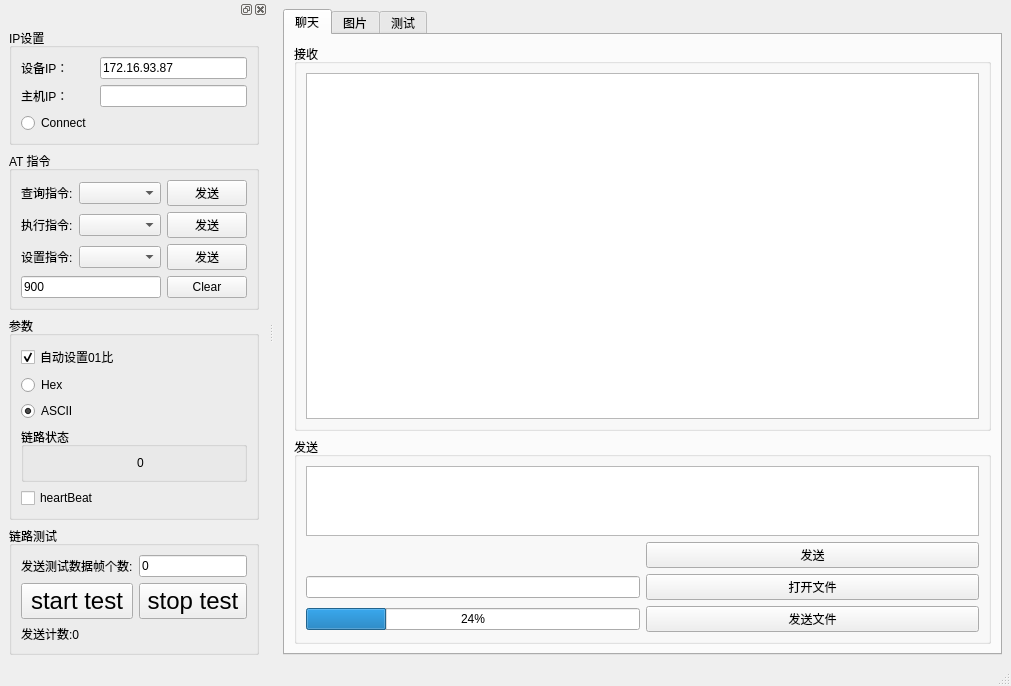
This is mainwindow.ui in kdurant/laserCom as Qt 5 draws it before an edit. The edited form follows.
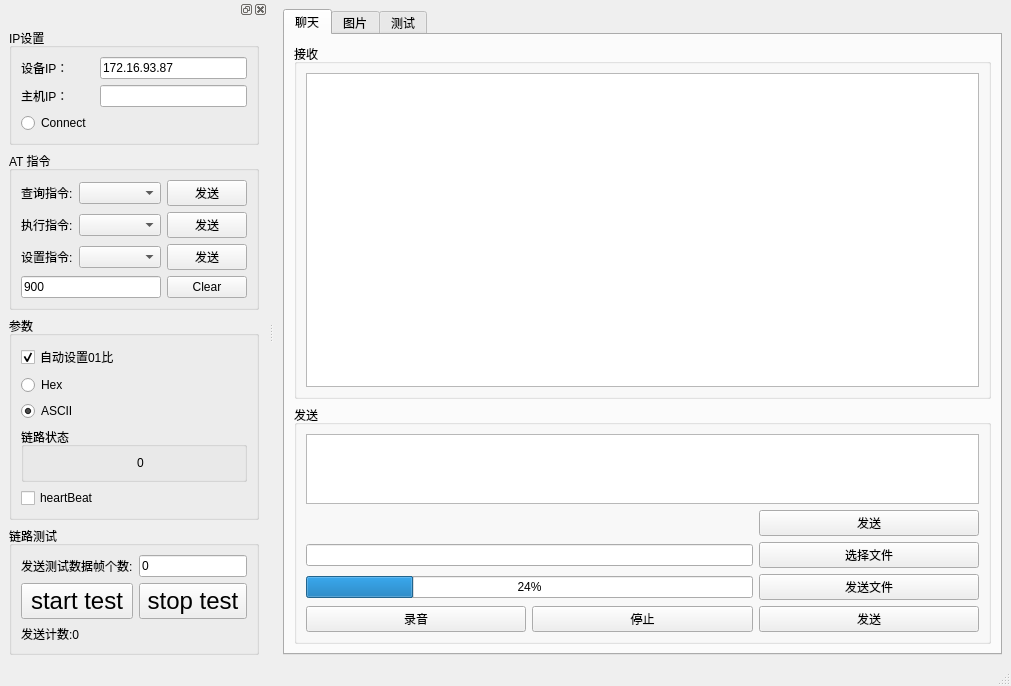
This is the edited form. Icons and pictures are not drawn.

Commit message: feat: 完成录音保存功能

Patch:
```diff
--- a/mainwindow.ui
+++ b/mainwindow.ui
@@ -43,7 +43,14 @@
            <string>发送</string>
           </property>
           <layout class="QGridLayout" name="gridLayout_2">
-           <item row="1" column="1">
+           <item row="5" column="2">
+            <widget class="QPushButton" name="btn_audioSend">
+             <property name="text">
+              <string>发送</string>
+             </property>
+            </widget>
+           </item>
+           <item row="1" column="2">
             <widget class="QPushButton" name="btn_sendText">
              <property name="text">
               <string>发送</string>
@@ -53,37 +60,21 @@
              </property>
             </widget>
            </item>
-           <item row="2" column="0">
-            <widget class="QLineEdit" name="lineEdit_sendFile">
-             <property name="sizePolicy">
-              <sizepolicy hsizetype="Preferred" vsizetype="Fixed">
-               <horstretch>0</horstretch>
-               <verstretch>0</verstretch>
-              </sizepolicy>
-             </property>
-            </widget>
-           </item>
-           <item row="2" column="1">
+           <item row="2" column="2">
             <widget class="QPushButton" name="btn_selectFile">
              <property name="text">
-              <string>打开文件</string>
+              <string>选择文件</string>
              </property>
             </widget>
            </item>
-           <item row="3" column="0">
-            <widget class="QProgressBar" name="progressBar_sendFile">
-             <property name="sizePolicy">
-              <sizepolicy hsizetype="Preferred" vsizetype="Fixed">
-               <horstretch>0</horstretch>
-               <verstretch>0</verstretch>
-              </sizepolicy>
+           <item row="5" column="1">
+            <widget class="QPushButton" name="btn_audioStop">
+             <property name="text">
+              <string>停止</string>
              </property>
-             <property name="value">
-              <number>24</number>
-             </property>
             </widget>
            </item>
-           <item row="3" column="1">
+           <item row="3" column="2">
             <widget class="QPushButton" name="btn_sendFile">
              <property name="sizePolicy">
               <sizepolicy hsizetype="Preferred" vsizetype="Fixed">
@@ -96,9 +87,39 @@
              </property>
             </widget>
            </item>
-           <item row="0" column="0" colspan="2">
+           <item row="5" column="0">
+            <widget class="QPushButton" name="btn_audioStart">
+             <property name="text">
+              <string>录音</string>
+             </property>
+            </widget>
+           </item>
+           <item row="0" column="0" colspan="3">
             <widget class="QTextEdit" name="textEdit_send"/>
            </item>
+           <item row="3" column="0" colspan="2">
+            <widget class="QProgressBar" name="progressBar_sendFile">
+             <property name="sizePolicy">
+              <sizepolicy hsizetype="Preferred" vsizetype="Fixed">
+               <horstretch>0</horstretch>
+               <verstretch>0</verstretch>
+              </sizepolicy>
+             </property>
+             <property name="value">
+              <number>24</number>
+             </property>
+            </widget>
+           </item>
+           <item row="2" column="0" colspan="2">
+            <widget class="QLineEdit" name="lineEdit_sendFile">
+             <property name="sizePolicy">
+              <sizepolicy hsizetype="Preferred" vsizetype="Fixed">
+               <horstretch>0</horstretch>
+               <verstretch>0</verstretch>
+              </sizepolicy>
+             </property>
+            </widget>
+           </item>
           </layout>
          </widget>
         </item>
```
The commit also changes 5 other files.
